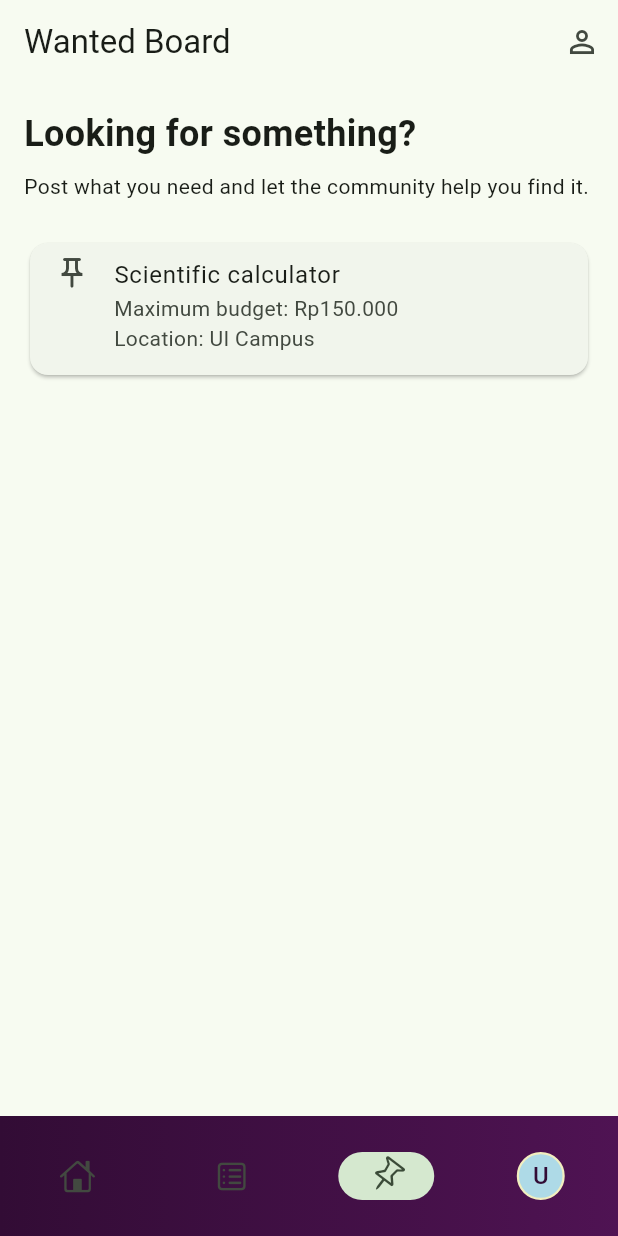
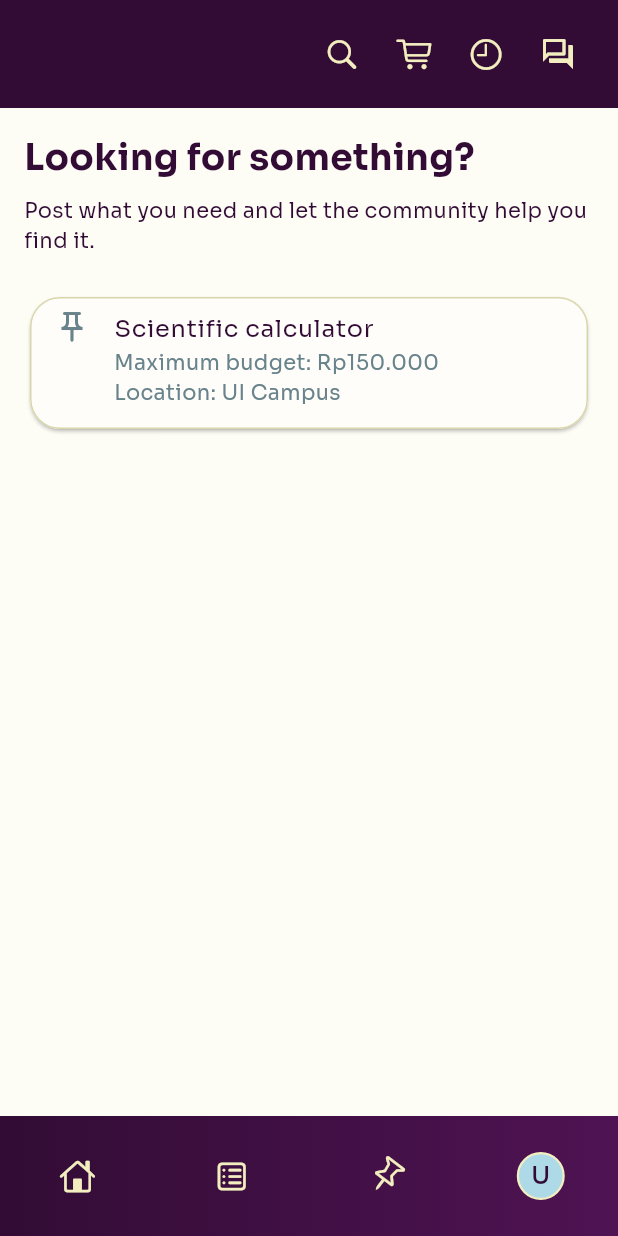
Before and after one commit to Tugas-Kelompok-C10/Yelloved_Mobile, a Flutter app: the screen it shows after launch, item 3 of the bottom bar chosen, on a phone screen of 412 x 824 dp. Run offline on Flutter 3.47's test engine with Material 3 defaults, Android fonts, the phone set to English and light mode, and no system bars.

Commit message:
feat(ui): add custom top navigation widget and implement it on pages

```diff
--- a/lib/main.dart
+++ b/lib/main.dart
@@ -17,10 +17,7 @@ class MyApp extends StatelessWidget {
     return MaterialApp(
       debugShowCheckedModeBanner: false,
       title: 'Yelloved',
-      theme: ThemeData(
-        colorScheme: ColorScheme.fromSeed(seedColor: Colors.green),
-        useMaterial3: true,
-      ),
+      theme: AppTheme.light,
       routes: {'/account': (_) => const AccountProfilePage()},
       home: const MyHomePage(title: 'Yelloved'),
     );
--- a/lib/menu.dart
+++ b/lib/menu.dart
@@ -1,3 +1,4 @@
+import 'package:flutter/cupertino.dart' show CupertinoIcons;
 import 'package:flutter/material.dart';
 
 import 'package:yelloved_mobile/account_profile/account_profile_page.dart';
@@ -6,8 +7,8 @@ import 'package:yelloved_mobile/items/items_page.dart';
 import 'package:yelloved_mobile/wanted_board/wanted_board_page.dart';
 import 'package:yelloved_mobile/transactions/transaction_page.dart';
 import 'package:yelloved_mobile/theme/app_colors.dart';
-import 'package:yelloved_mobile/wanted_board/wanted_board_page.dart';
 import 'package:yelloved_mobile/item_matching/item_matching.dart';
+import 'package:yelloved_mobile/widgets/top_nav.dart';
 
 class MyHomePage extends StatefulWidget {
   const MyHomePage({super.key, required this.title});
@@ -30,14 +31,8 @@ class _MyHomePageState extends State<MyHomePage> {
 
   @override
   Widget build(BuildContext context) {
-    final session = AppSessionScope.of(context);
-    final profile = session.profile ?? const <String, dynamic>{};
-    final fallbackName =
-        '${profile['first_name'] ?? ''} ${profile['last_name'] ?? ''}'.trim();
-    final accountName = profile['name']?.toString() ?? fallbackName;
     return Scaffold(
-      appBar: _selectedIndex == 0 ? AppBar(title: Text(widget.title)) : null,
-      // Keep each page mounted so switching tabs preserves its form/scroll state.
+      appBar: null,
       body: IndexedStack(
         index: _selectedIndex,
         children: [
@@ -99,9 +94,19 @@ class _MyHomePageState extends State<MyHomePage> {
   }
 
   Widget _buildHome() {
-    return Center(
+    final session = AppSessionScope.of(context);
+    final profile = session.profile ?? const <String, dynamic>{};
+    final fallbackName =
+        '${profile['first_name'] ?? ''} ${profile['last_name'] ?? ''}'.trim();
+    final accountName = profile['name']?.toString() ?? fallbackName;
+
+    return Column(
+      children: [
+        const CustomTopNav(),
+        Expanded(
           child: SingleChildScrollView(
             padding: const EdgeInsets.all(24),
+            child: Center(
               child: Column(
                 mainAxisSize: MainAxisSize.min,
                 children: [
@@ -117,7 +122,6 @@ class _MyHomePageState extends State<MyHomePage> {
                     const SizedBox(height: 16),
                   ],
 
-            // Wanted Board
                   FilledButton.icon(
                     onPressed: () => _selectTab(2),
                     icon: const Icon(Icons.push_pin_outlined),
@@ -148,25 +152,18 @@ class _MyHomePageState extends State<MyHomePage> {
                     icon: const Icon(Icons.receipt_long),
                     label: const Text('My Transactions'),
                   ),
-
                   const SizedBox(height: 12),
-
-            // item-matching
                   OutlinedButton.icon(
                     onPressed: () {
                       Navigator.push(
                         context,
-                  MaterialPageRoute(
-                    builder: (context) => const MatchingPage(),
-                  ),
+                        MaterialPageRoute(builder: (context) => const MatchingPage()),
                       );
                     },
                     icon: const Icon(Icons.punch_clock),
                     label: const Text('Item Matching'),
                   ),
-
                   const SizedBox(height: 12),
-
                   OutlinedButton.icon(
                     onPressed: () {
                       Navigator.push(
@@ -180,6 +177,9 @@ class _MyHomePageState extends State<MyHomePage> {
                 ],
               ),
             ),
+          ),
+        ),
+      ],
     );
   }
 }
--- a/lib/wanted_board/wanted_board_page.dart
+++ b/lib/wanted_board/wanted_board_page.dart
@@ -1,5 +1,5 @@
 import 'package:flutter/material.dart';
-import 'package:yelloved_mobile/core/account_profile_action.dart';
+import 'package:yelloved_mobile/widgets/top_nav.dart';
 
 class WantedBoardPage extends StatelessWidget {
   const WantedBoardPage({super.key});
@@ -7,27 +7,27 @@ class WantedBoardPage extends StatelessWidget {
   @override
   Widget build(BuildContext context) {
     return Scaffold(
-      appBar: AppBar(
-        title: const Text('Wanted Board'),
-        actions: const [AccountProfileAction()],
-      ),
-      body: const Padding(
-        padding: EdgeInsets.all(16),
+      body: Column(
+        children: [
+          const CustomTopNav(),
+          Expanded(
+            child: Padding(
+              padding: const EdgeInsets.all(16),
               child: Column(
                 crossAxisAlignment: CrossAxisAlignment.start,
                 children: [
-            Text(
+                  const Text(
                     'Looking for something?',
                     style: TextStyle(fontSize: 24, fontWeight: FontWeight.bold),
                   ),
-            SizedBox(height: 8),
-            Text('Post what you need and let the community help you find it.'),
-            SizedBox(height: 24),
+                  const SizedBox(height: 8),
+                  const Text('Post what you need and let the community help you find it.'),
+                  const SizedBox(height: 24),
                   Card(
                     child: ListTile(
-                leading: Icon(Icons.push_pin_outlined),
-                title: Text('Scientific calculator'),
-                subtitle: Text(
+                      leading: const Icon(Icons.push_pin_outlined),
+                      title: const Text('Scientific calculator'),
+                      subtitle: const Text(
                         'Maximum budget: Rp150.000\nLocation: UI Campus',
                       ),
                       isThreeLine: true,
@@ -36,6 +36,9 @@ class WantedBoardPage extends StatelessWidget {
                 ],
               ),
             ),
+          ),
+        ],
+      ),
     );
   }
 }
--- /dev/null
+++ b/lib/widgets/top_nav.dart
@@ -0,0 +1,74 @@
+import 'package:flutter/cupertino.dart' show CupertinoIcons;
+import 'package:flutter/material.dart';
+import 'package:yelloved_mobile/theme/app_colors.dart';
+
+import 'package:yelloved_mobile/chat/chat_page.dart';
+import 'package:yelloved_mobile/transactions/transaction_page.dart';
+
+class CustomTopNav extends StatelessWidget {
+  final VoidCallback? onCartTap;
+  final VoidCallback? onSearchTap;
+
+  const CustomTopNav({
+    super.key,
+    this.onCartTap,
+    this.onSearchTap,
+  });
+
+  @override
+  Widget build(BuildContext context) {
+    return Container(
+      color: AppColors.violet,
+      padding: const EdgeInsets.symmetric(horizontal: 16, vertical: 12),
+      child: SafeArea(
+        bottom: false,
+        child: Row(
+          // Karena bagian kiri kosong, kita set rata kanan (end)
+          mainAxisAlignment: MainAxisAlignment.end,
+          children: [
+            Row(
+              children: [
+                IconButton(
+                  icon: const Icon(CupertinoIcons.search),
+                  color: AppColors.text,
+                  onPressed: onSearchTap ?? () {
+                    // Aksi default kalau tidak di-override
+                  },
+                ),
+                IconButton(
+                  icon: const Icon(CupertinoIcons.cart),
+                  color: AppColors.text,
+                  onPressed: onCartTap ?? () {
+                    // Aksi default
+                  },
+                ),
+                IconButton(
+                  icon: const Icon(CupertinoIcons.time),
+                  color: AppColors.text,
+                  onPressed: () {
+                    Navigator.push(
+                      context,
+                      MaterialPageRoute(
+                        builder: (context) => const TransactionPage(),
+                      ),
+                    );
+                  },
+                ),
+                IconButton(
+                  icon: const Icon(Icons.forum_outlined),
+                  color: AppColors.text,
+                  onPressed: () {
+                    Navigator.push(
+                      context,
+                      MaterialPageRoute(builder: (context) => const ChatPage()),
+                    );
+                  },
+                ),
+              ],
+            ),
+          ],
+        ),
+      ),
+    );
+  }
+}
```
Also changed, not shown: 1 other file. Lines whose indentation alone changed are shown as unchanged.
